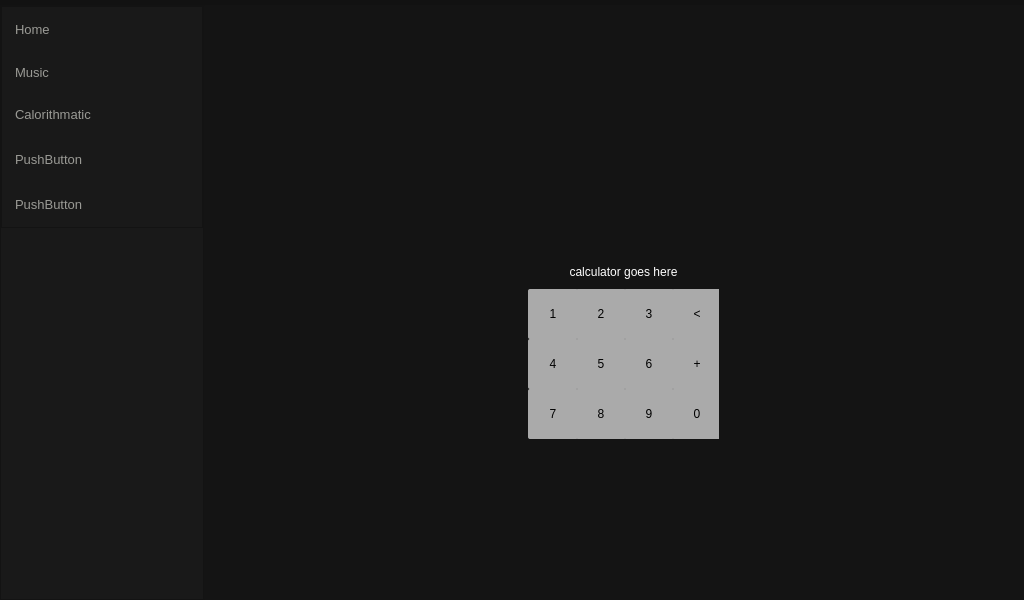
Above: main/main.ui from AlexeCPU/thePhridge before the change. Below: the same form after it.
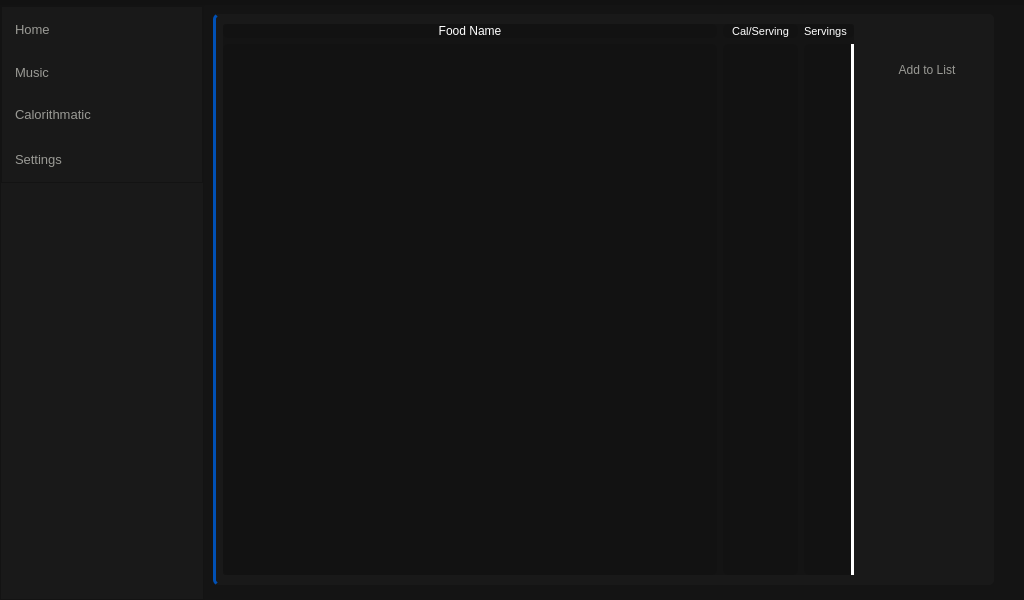
That is the form after the change. The open tabs and pages were chosen to show the change. Icons and pictures are not drawn.

Commit message: A whole ton of changes that were made without intermiddent commite

```diff
--- a/main/main.ui
+++ b/main/main.ui
@@ -325,54 +325,11 @@
 </string>
             </property>
             <property name="text">
-             <string>PushButton</string>
+             <string>Settings</string>
             </property>
-           </widget>
-          </item>
-          <item>
-           <widget class="QPushButton" name="pushButton_5">
-            <property name="minimumSize">
-             <size>
-              <width>200</width>
-              <height>45</height>
-             </size>
-            </property>
-            <property name="font">
-             <font>
-              <pointsize>10</pointsize>
-              <weight>50</weight>
-              <bold>false</bold>
-             </font>
-            </property>
-            <property name="layoutDirection">
-             <enum>Qt::LeftToRight</enum>
-            </property>
-            <property name="autoFillBackground">
-             <bool>false</bool>
-            </property>
-            <property name="styleSheet">
-             <string notr="true">QPushButton {
-	background-color: rgb(25, 25, 25);
-	color: rgb(154, 154, 149);
-	border: none;
-	border-left: 3px solid rgb(25, 25, 25);
-	text-align: left;
-	padding-left: 10px;
-}
-
-QPushButton:hover {
-	border-left: 3px solid rgb(255, 85, 0);
-	background-color: rgb(18, 18, 18);
-}
-
-QPushButton:pressed {
-	background-color: rgb(0, 0, 0);
-}
-
-</string>
-            </property>
-            <property name="text">
-             <string>PushButton</string>
+            <property name="icon">
+             <iconset theme="settings.svg">
+              <normaloff>.</normaloff>.</iconset>
             </property>
            </widget>
           </item>
@@ -533,29 +490,45 @@
           <property name="styleSheet">
            <string notr="true"/>
           </property>
-          <widget class="QWidget" name="verticalLayoutWidget">
+          <widget class="QFrame" name="frame_5">
            <property name="geometry">
             <rect>
-             <x>315</x>
-             <y>240</y>
-             <width>191</width>
-             <height>185</height>
+             <x>0</x>
+             <y>0</y>
+             <width>781</width>
+             <height>571</height>
             </rect>
            </property>
-           <layout class="QVBoxLayout" name="verticalLayout_4" stretch="0,0,0,0">
-            <property name="spacing">
-             <number>0</number>
-            </property>
-            <property name="leftMargin">
-             <number>0</number>
-            </property>
+           <property name="styleSheet">
+            <string notr="true">QFrame{background:rgb(25,25,25);
+border-radius:5px;
+border-left:3px solid #0050B5;}</string>
+           </property>
+           <property name="frameShape">
+            <enum>QFrame::StyledPanel</enum>
+           </property>
+           <property name="frameShadow">
+            <enum>QFrame::Raised</enum>
+           </property>
+           <widget class="QWidget" name="verticalLayoutWidget_2">
+            <property name="geometry">
+             <rect>
+              <x>10</x>
+              <y>10</y>
+              <width>631</width>
+              <height>551</height>
+             </rect>
+            </property>
+            <layout class="QVBoxLayout" name="verticalLayout_7">
             <item>
-             <widget class="QLabel" name="calcText">
+              <layout class="QHBoxLayout" name="horizontalLayout_6">
+               <item>
+                <widget class="QLabel" name="label_6">
               <property name="styleSheet">
-               <string notr="true">color:white;</string>
+                  <string notr="true">Background-color:#121212;border:none;color:white</string>
               </property>
               <property name="text">
-               <string>calculator goes here</string>
+                  <string>Food Name</string>
               </property>
               <property name="alignment">
                <set>Qt::AlignCenter</set>
@@ -563,355 +536,548 @@
              </widget>
             </item>
             <item>
-             <layout class="QHBoxLayout" name="horizontalLayout_2">
-              <property name="spacing">
-               <number>0</number>
-              </property>
-              <item>
-               <widget class="QPushButton" name="calcOneButton">
-                <property name="minimumSize">
-                 <size>
-                  <width>50</width>
-                  <height>50</height>
-                 </size>
-                </property>
+                <widget class="QLabel" name="label_5">
                 <property name="maximumSize">
                  <size>
-                  <width>50</width>
-                  <height>50</height>
-                 </size>
-                </property>
+                   <width>75</width>
+                   <height>16777215</height>
+                  </size>
+                 </property>
+                 <property name="font">
+                  <font>
+                   <pointsize>8</pointsize>
+                  </font>
+                 </property>
                 <property name="styleSheet">
-                 <string notr="true">QPushButton {
-background-color:#aaaaaa;
-}
-
-QPushButton:hover {
-background-color:#dddddd;
-}</string>
+                  <string notr="true">Background-color:#121212;border:none;color:white</string>
                 </property>
                 <property name="text">
-                 <string>1</string>
-                </property>
+                  <string>Cal/Serving</string>
+                 </property>
+                 <property name="alignment">
+                  <set>Qt::AlignCenter</set>
+                 </property>
                </widget>
               </item>
               <item>
-               <widget class="QPushButton" name="calcTwoButton">
-                <property name="minimumSize">
-                 <size>
-                  <width>50</width>
-                  <height>50</height>
-                 </size>
-                </property>
+                <widget class="QLabel" name="label_3">
                 <property name="maximumSize">
                  <size>
                   <width>50</width>
-                  <height>50</height>
-                 </size>
-                </property>
+                   <height>16777215</height>
+                  </size>
+                 </property>
+                 <property name="font">
+                  <font>
+                   <pointsize>8</pointsize>
+                  </font>
+                 </property>
                 <property name="styleSheet">
-                 <string notr="true">QPushButton {
-background-color:#aaaaaa;
-}
-
-QPushButton:hover {
-background-color:#dddddd;
-}</string>
+                  <string notr="true">Background-color:#121212;border:none;color:white</string>
                 </property>
                 <property name="text">
-                 <string>2</string>
+                  <string>Servings</string>
                 </property>
                </widget>
               </item>
+              </layout>
+             </item>
               <item>
-               <widget class="QPushButton" name="calcThreeButton">
-                <property name="minimumSize">
-                 <size>
-                  <width>50</width>
-                  <height>50</height>
-                 </size>
-                </property>
+              <layout class="QHBoxLayout" name="nutritionTable">
+               <item>
+                <widget class="QListWidget" name="foodName">
+                 <property name="sizePolicy">
+                  <sizepolicy hsizetype="Expanding" vsizetype="Ignored">
+                   <horstretch>0</horstretch>
+                   <verstretch>0</verstretch>
+                  </sizepolicy>
+                 </property>
+                 <property name="styleSheet">
+                  <string notr="true">QListWidget{Background-color:#121212;border:none}
+
+QListWidget::item {
+	background-color:rgb(38, 38, 38);
+color:white;
+margin-bottom:1;
+}
+QScrollBar:vertical {
+    border: 2px solid grey;
+    background: #555555;
+}
+
+        QScrollBar:vertical {              
+            border: none;
+            background:white;
+            width:3px;
+            margin: 0px 0px 0px 0px;
+        }
+        QScrollBar::handle:vertical {
+            background: qlineargradient(x1:0, y1:0, x2:1, y2:0,
+            stop: 0 rgb(32, 47, 130), stop: 0.5 rgb(32, 47, 130), stop:1 rgb(32, 47, 130));
+            min-height: 0px;
+        }
+        QScrollBar::add-line:vertical {
+            background: qlineargradient(x1:0, y1:0, x2:1, y2:0,
+            stop: 0 rgb(32, 47, 130), stop: 0.5 rgb(32, 47, 130),  stop:1 rgb(32, 47, 130));
+            height: 0px;
+            subcontrol-position: bottom;
+            subcontrol-origin: margin;
+        }
+        QScrollBar::sub-line:vertical {
+            background: qlineargradient(x1:0, y1:0, x2:1, y2:0,
+            stop: 0  rgb(32, 47, 130), stop: 0.5 rgb(32, 47, 130),  stop:1 rgb(32, 47, 130));
+            height: 0 px;
+            subcontrol-position: top;
+            subcontrol-origin: margin;
+        }</string>
+                 </property>
+                 <property name="verticalScrollBarPolicy">
+                  <enum>Qt::ScrollBarAlwaysOff</enum>
+                 </property>
+                 <property name="horizontalScrollBarPolicy">
+                  <enum>Qt::ScrollBarAlwaysOff</enum>
+                 </property>
+                </widget>
+               </item>
+               <item>
+                <widget class="QListWidget" name="calPerServing">
                 <property name="maximumSize">
                  <size>
-                  <width>50</width>
-                  <height>50</height>
+                   <width>75</width>
+                   <height>16777215</height>
                  </size>
                 </property>
                 <property name="styleSheet">
-                 <string notr="true">QPushButton {
-background-color:#aaaaaa;
+                  <string notr="true">QListWidget{Background-color:#121212;border:none}
+
+QListWidget::item {
+	background-color:rgb(38, 38, 38);
+color:white;
+margin-bottom:1;
 }
 
-QPushButton:hover {
-background-color:#dddddd;
-}</string>
-                </property>
-                <property name="text">
-                 <string>3</string>
+        QScrollBar:vertical {              
+            border: none;
+            background:white;
+            width:3px;
+            margin: 0px 0px 0px 0px;
+        }
+        QScrollBar::handle:vertical {
+            background: qlineargradient(x1:0, y1:0, x2:1, y2:0,
+            stop: 0 rgb(32, 47, 130), stop: 0.5 rgb(32, 47, 130), stop:1 rgb(32, 47, 130));
+            min-height: 0px;
+        }
+        QScrollBar::add-line:vertical {
+            background: qlineargradient(x1:0, y1:0, x2:1, y2:0,
+            stop: 0 rgb(32, 47, 130), stop: 0.5 rgb(32, 47, 130),  stop:1 rgb(32, 47, 130));
+            height: 0px;
+            subcontrol-position: bottom;
+            subcontrol-origin: margin;
+        }
+        QScrollBar::sub-line:vertical {
+            background: qlineargradient(x1:0, y1:0, x2:1, y2:0,
+            stop: 0  rgb(32, 47, 130), stop: 0.5 rgb(32, 47, 130),  stop:1 rgb(32, 47, 130));
+            height: 0 px;
+            subcontrol-position: top;
+            subcontrol-origin: margin;
+        }</string>
+                 </property>
+                 <property name="verticalScrollBarPolicy">
+                  <enum>Qt::ScrollBarAlwaysOff</enum>
                 </property>
                </widget>
               </item>
               <item>
-               <widget class="QPushButton" name="calcBackButton">
-                <property name="minimumSize">
-                 <size>
-                  <width>50</width>
-                  <height>50</height>
-                 </size>
-                </property>
+                <widget class="QListWidget" name="servings">
                 <property name="maximumSize">
                  <size>
                   <width>50</width>
-                  <height>50</height>
+                   <height>16777215</height>
                  </size>
                 </property>
                 <property name="styleSheet">
-                 <string notr="true">QPushButton {
-background-color:#aaaaaa;
+                  <string notr="true">QListWidget{Background-color:#121212;border:none}
+
+QListWidget::item {
+	background-color:rgb(38, 38, 38);
+color:white;
+margin-bottom:1;
 }
+QScrollBar:vertical {
+    border: 2px solid grey;
+    background: #555555;
+}
 
-QPushButton:hover {
-background-color:#dddddd;
-}</string>
-                </property>
-                <property name="text">
-                 <string>&lt;</string>
+        QScrollBar:vertical {              
+            border: none;
+            background:white;
+            width:3px;
+            margin: 0px 0px 0px 0px;
+        }
+        QScrollBar::handle:vertical {
+            background: qlineargradient(x1:0, y1:0, x2:1, y2:0,
+            stop: 0 rgb(32, 47, 130), stop: 0.5 rgb(32, 47, 130), stop:1 rgb(32, 47, 130));
+            min-height: 0px;
+        }
+        QScrollBar::add-line:vertical {
+            background: qlineargradient(x1:0, y1:0, x2:1, y2:0,
+            stop: 0 rgb(32, 47, 130), stop: 0.5 rgb(32, 47, 130),  stop:1 rgb(32, 47, 130));
+            height: 0px;
+            subcontrol-position: bottom;
+            subcontrol-origin: margin;
+        }
+        QScrollBar::sub-line:vertical {
+            background: qlineargradient(x1:0, y1:0, x2:1, y2:0,
+            stop: 0  rgb(32, 47, 130), stop: 0.5 rgb(32, 47, 130),  stop:1 rgb(32, 47, 130));
+            height: 0 px;
+            subcontrol-position: top;
+            subcontrol-origin: margin;
+        }</string>
+                 </property>
+                 <property name="verticalScrollBarPolicy">
+                  <enum>Qt::ScrollBarAlwaysOn</enum>
                 </property>
                </widget>
               </item>
              </layout>
             </item>
-            <item>
-             <layout class="QHBoxLayout" name="horizontalLayout_3">
-              <item>
-               <widget class="QPushButton" name="calcFourButton">
-                <property name="minimumSize">
-                 <size>
-                  <width>50</width>
-                  <height>50</height>
-                 </size>
-                </property>
-                <property name="maximumSize">
-                 <size>
-                  <width>50</width>
-                  <height>50</height>
-                 </size>
-                </property>
+            </layout>
+           </widget>
+           <widget class="QPushButton" name="addItemToListButton">
+            <property name="geometry">
+             <rect>
+              <x>650</x>
+              <y>10</y>
+              <width>121</width>
+              <height>91</height>
+             </rect>
+            </property>
                 <property name="styleSheet">
                  <string notr="true">QPushButton {
-background-color:#aaaaaa;
+	background-color: rgb(25, 25, 25);
+	color: rgb(154, 154, 149);
+	border: none;
+	border-right: 3px solid rgb(25, 25, 25);
+	text-align: center;
+	padding-left: 10px;
+	
 }
 
 QPushButton:hover {
-background-color:#dddddd;
-}</string>
+	border-right: 3px solid #0050B5;
+	background-color: rgb(18, 18, 18);
+}
+
+QPushButton:pressed {
+	background-color: rgb(0, 0, 0);
+}
+
+</string>
                 </property>
                 <property name="text">
-                 <string>4</string>
-                </property>
-               </widget>
+             <string>Add to List</string>
+            </property>
+           </widget>
+          </widget>
+         </widget>
+         <widget class="QWidget" name="addItemPage">
+          <widget class="QWidget" name="verticalLayoutWidget_3">
+           <property name="geometry">
+            <rect>
+             <x>0</x>
+             <y>0</y>
+             <width>791</width>
+             <height>571</height>
+            </rect>
+           </property>
+           <layout class="QVBoxLayout" name="verticalLayout_4">
+            <item>
+             <widget class="QLineEdit" name="lineEdit">
+              <property name="sizePolicy">
+               <sizepolicy hsizetype="Expanding" vsizetype="Fixed">
+                <horstretch>0</horstretch>
+                <verstretch>0</verstretch>
+               </sizepolicy>
+              </property>
+              <property name="styleSheet">
+               <string notr="true">color:white;</string>
+              </property>
+              <property name="placeholderText">
+               <string>Food Name</string>
+              </property>
+             </widget>
               </item>
               <item>
-               <widget class="QPushButton" name="calcFiveButton">
-                <property name="minimumSize">
+             <spacer name="verticalSpacer_3">
+              <property name="orientation">
+               <enum>Qt::Vertical</enum>
+              </property>
+              <property name="sizeType">
+               <enum>QSizePolicy::Preferred</enum>
+              </property>
+              <property name="sizeHint" stdset="0">
                  <size>
-                  <width>50</width>
-                  <height>50</height>
-                 </size>
-                </property>
+                <width>20</width>
+                <height>40</height>
+               </size>
+              </property>
+             </spacer>
+            </item>
+            <item>
+             <layout class="QHBoxLayout" name="horizontalLayout_5">
+              <item>
+               <widget class="QLabel" name="label_7">
+                <property name="styleSheet">
+                 <string notr="true">color:white;</string>
+                </property>
+                <property name="text">
+                 <string>Cals / Serving</string>
+                </property>
+               </widget>
+              </item>
+              <item>
+               <widget class="QPushButton" name="minusHundCalsServ">
                 <property name="maximumSize">
                  <size>
                   <width>50</width>
-                  <height>50</height>
+                  <height>16777215</height>
                  </size>
                 </property>
                 <property name="styleSheet">
-                 <string notr="true">QPushButton {
-background-color:#aaaaaa;
-}
-
-QPushButton:hover {
-background-color:#dddddd;
-}</string>
+                 <string notr="true">color:white;</string>
                 </property>
                 <property name="text">
-                 <string>5</string>
+                 <string>-100</string>
                 </property>
                </widget>
               </item>
               <item>
-               <widget class="QPushButton" name="calcSixButton">
-                <property name="minimumSize">
+               <widget class="QPushButton" name="minusTenCalsServ">
+                <property name="maximumSize">
                  <size>
                   <width>50</width>
-                  <height>50</height>
+                  <height>16777215</height>
                  </size>
                 </property>
+                <property name="styleSheet">
+                 <string notr="true">color:white;</string>
+                </property>
+                <property name="text">
+                 <string>-10</string>
+                </property>
+               </widget>
+              </item>
+              <item>
+               <widget class="QLineEdit" name="calServ">
                 <property name="maximumSize">
                  <size>
                   <width>50</width>
-                  <height>50</height>
+                  <height>16777215</height>
                  </size>
                 </property>
                 <property name="styleSheet">
-                 <string notr="true">QPushButton {
-background-color:#aaaaaa;
-}
-
-QPushButton:hover {
-background-color:#dddddd;
-}</string>
+                 <string notr="true">color:white;</string>
                 </property>
-                <property name="text">
-                 <string>6</string>
+                <property name="readOnly">
+                 <bool>true</bool>
                 </property>
                </widget>
               </item>
               <item>
-               <widget class="QPushButton" name="calcAddButton">
-                <property name="minimumSize">
+               <widget class="QPushButton" name="addTenCalsServ">
+                <property name="maximumSize">
                  <size>
                   <width>50</width>
-                  <height>50</height>
+                  <height>16777215</height>
                  </size>
                 </property>
+                <property name="styleSheet">
+                 <string notr="true">color:white;</string>
+                </property>
+                <property name="text">
+                 <string>+10</string>
+                </property>
+               </widget>
+              </item>
+              <item>
+               <widget class="QPushButton" name="addHundCalsServ">
                 <property name="maximumSize">
                  <size>
                   <width>50</width>
-                  <height>50</height>
+                  <height>16777215</height>
                  </size>
                 </property>
                 <property name="styleSheet">
-                 <string notr="true">QPushButton {
-background-color:#aaaaaa;
-}
-
-QPushButton:hover {
-background-color:#dddddd;
-}</string>
+                 <string notr="true">color:white;</string>
                 </property>
                 <property name="text">
-                 <string>+</string>
+                 <string>+100</string>
                 </property>
                </widget>
               </item>
              </layout>
             </item>
             <item>
-             <layout class="QHBoxLayout" name="horizontalLayout_4">
-              <item>
-               <widget class="QPushButton" name="calcSevenButton">
-                <property name="minimumSize">
+             <spacer name="verticalSpacer_4">
+              <property name="orientation">
+               <enum>Qt::Vertical</enum>
+              </property>
+              <property name="sizeType">
+               <enum>QSizePolicy::Preferred</enum>
+              </property>
+              <property name="sizeHint" stdset="0">
                  <size>
-                  <width>50</width>
-                  <height>50</height>
-                 </size>
-                </property>
+                <width>20</width>
+                <height>40</height>
+               </size>
+              </property>
+             </spacer>
+            </item>
+            <item>
+             <layout class="QHBoxLayout" name="horizontalLayout_8">
+              <item>
+               <widget class="QLabel" name="label_9">
+                <property name="styleSheet">
+                 <string notr="true">color:white;</string>
+                </property>
+                <property name="text">
+                 <string>Servings</string>
+                </property>
+               </widget>
+              </item>
+              <item>
+               <widget class="QPushButton" name="minusFiveServ">
                 <property name="maximumSize">
                  <size>
                   <width>50</width>
-                  <height>50</height>
+                  <height>16777215</height>
                  </size>
                 </property>
                 <property name="styleSheet">
-                 <string notr="true">QPushButton {
-background-color:#aaaaaa;
-}
-
-QPushButton:hover {
-background-color:#dddddd;
-}</string>
+                 <string notr="true">color:white;</string>
                 </property>
                 <property name="text">
-                 <string>7</string>
+                 <string>-5</string>
                 </property>
                </widget>
               </item>
               <item>
-               <widget class="QPushButton" name="calcEightButton">
-                <property name="minimumSize">
+               <widget class="QPushButton" name="minusOneServ">
+                <property name="maximumSize">
                  <size>
                   <width>50</width>
-                  <height>50</height>
+                  <height>16777215</height>
                  </size>
                 </property>
+                <property name="styleSheet">
+                 <string notr="true">color:white;</string>
+                </property>
+                <property name="text">
+                 <string>-1</string>
+                </property>
+               </widget>
+              </item>
+              <item>
+               <widget class="QLineEdit" name="serv">
                 <property name="maximumSize">
                  <size>
                   <width>50</width>
-                  <height>50</height>
+                  <height>16777215</height>
                  </size>
                 </property>
                 <property name="styleSheet">
-                 <string notr="true">QPushButton {
-background-color:#aaaaaa;
-}
-
-QPushButton:hover {
-background-color:#dddddd;
-}</string>
+                 <string notr="true">color:white;</string>
                 </property>
-                <property name="text">
-                 <string>8</string>
+                <property name="readOnly">
+                 <bool>true</bool>
                 </property>
                </widget>
               </item>
               <item>
-               <widget class="QPushButton" name="calcNineButton">
-                <property name="minimumSize">
+               <widget class="QPushButton" name="addOneServ">
+                <property name="maximumSize">
                  <size>
                   <width>50</width>
-                  <height>50</height>
+                  <height>16777215</height>
                  </size>
                 </property>
+                <property name="styleSheet">
+                 <string notr="true">color:white;</string>
+                </property>
+                <property name="text">
+                 <string>+1</string>
+                </property>
+               </widget>
+              </item>
+              <item>
+               <widget class="QPushButton" name="addFiveServ">
                 <property name="maximumSize">
                  <size>
                   <width>50</width>
-                  <height>50</height>
+                  <height>16777215</height>
                  </size>
                 </property>
                 <property name="styleSheet">
-                 <string notr="true">QPushButton {
-background-color:#aaaaaa;
-}
-
-QPushButton:hover {
-background-color:#dddddd;
-}</string>
+                 <string notr="true">color:white;</string>
                 </property>
                 <property name="text">
-                 <string>9</string>
+                 <string>+5</string>
                 </property>
                </widget>
               </item>
               <item>
-               <widget class="QPushButton" name="calcZeroButton">
-                <property name="minimumSize">
+               <spacer name="horizontalSpacer_3">
+                <property name="orientation">
+                 <enum>Qt::Horizontal</enum>
+                </property>
+                <property name="sizeType">
+                 <enum>QSizePolicy::Preferred</enum>
+                </property>
+                <property name="sizeHint" stdset="0">
                  <size>
-                  <width>50</width>
-                  <height>50</height>
+                  <width>40</width>
+                  <height>20</height>
                  </size>
                 </property>
-                <property name="maximumSize">
+               </spacer>
+              </item>
+             </layout>
+            </item>
+            <item>
+             <spacer name="verticalSpacer_5">
+              <property name="orientation">
+               <enum>Qt::Vertical</enum>
+              </property>
+              <property name="sizeHint" stdset="0">
                  <size>
-                  <width>50</width>
-                  <height>50</height>
-                 </size>
-                </property>
+                <width>20</width>
+                <height>40</height>
+               </size>
+              </property>
+             </spacer>
+            </item>
+            <item>
+             <widget class="QPushButton" name="addItemButton">
                 <property name="styleSheet">
-                 <string notr="true">QPushButton {
-background-color:#aaaaaa;
-}
-
-QPushButton:hover {
-background-color:#dddddd;
-}</string>
+               <string notr="true">color:white;</string>
                 </property>
                 <property name="text">
-                 <string>0</string>
+               <string>Add Item</string>
                 </property>
                </widget>
               </item>
-             </layout>
+            <item>
+             <spacer name="verticalSpacer_2">
+              <property name="orientation">
+               <enum>Qt::Vertical</enum>
+              </property>
+              <property name="sizeHint" stdset="0">
+               <size>
+                <width>20</width>
+                <height>40</height>
+               </size>
+              </property>
+             </spacer>
             </item>
            </layout>
           </widget>
```
Left out of the diff: 203 changed lines with no effect on the pictures. Lines whose indentation alone changed are shown as unchanged. The commit also changes 2 other files.
